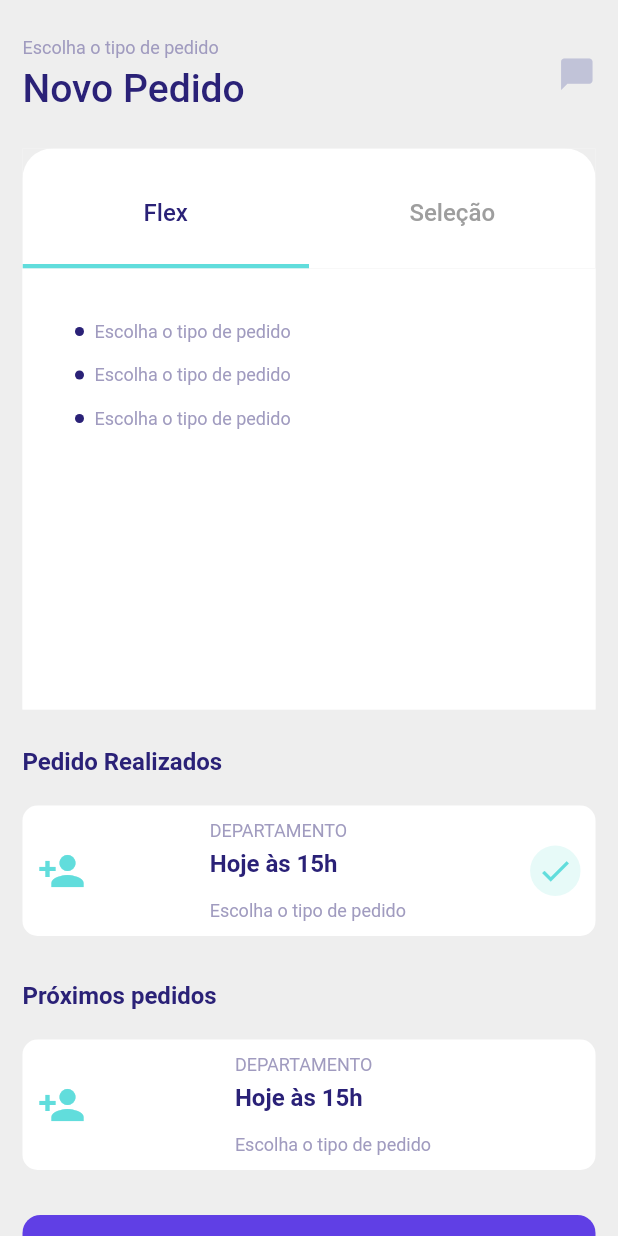
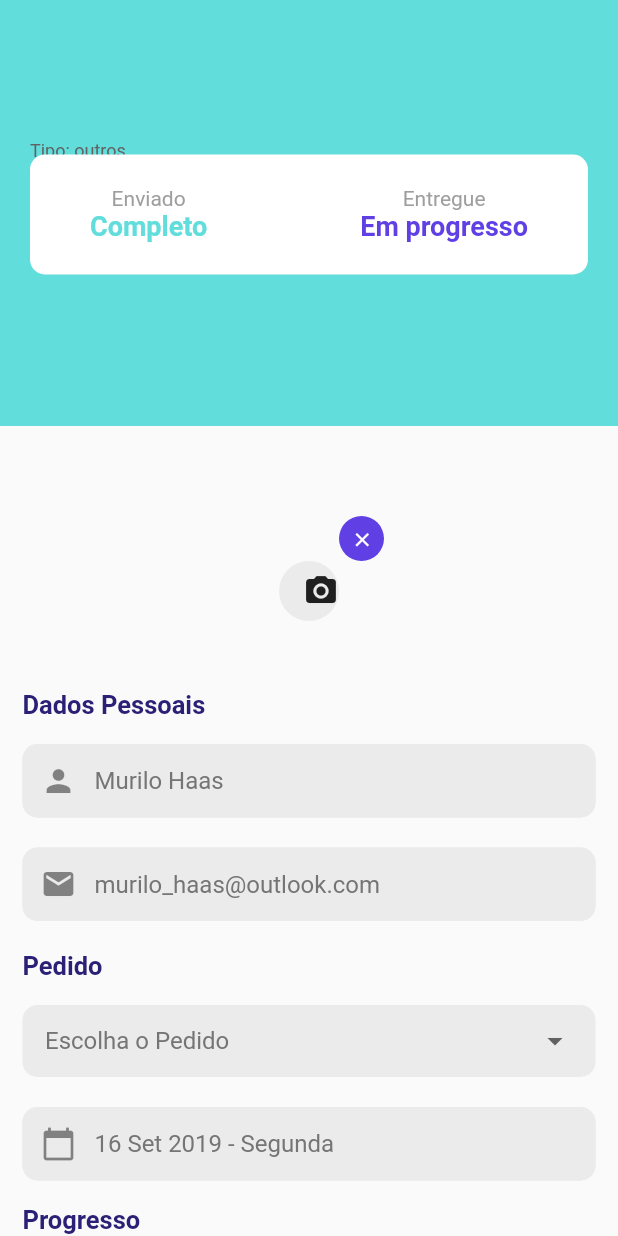
Before and after one commit to MuriloRS/swellit_test, a Flutter app: the screen it shows after launch, on a phone screen of 412 x 824 dp. Run offline on Flutter 3.47's test engine with Material 2 defaults, Android fonts, the phone set to English and light mode, and no system bars; our stand-ins replace image_picker, percent_indicator.

Commit message:
17/09/2019

```diff
--- a/lib/main.dart
+++ b/lib/main.dart
@@ -1,6 +1,7 @@
 import 'package:flutter/material.dart';
 import 'package:flutter_localizations/flutter_localizations.dart';
-import 'package:projeto_swellit/screens/new_order_screen.dart';
+
+import 'package:projeto_swellit/screens/order_solicitation.dart';
 
 void main() => runApp(MyApp());
 
@@ -17,10 +18,10 @@ class MyApp extends StatelessWidget {
           primaryColor: Color.fromRGBO(42, 33, 119, 1),
           accentColor: Color.fromRGBO(97, 221, 220, 1),
           hintColor: Color.fromRGBO(96, 63, 229, 1),
-          backgroundColor: Colors.grey[200]),
+          backgroundColor: Colors.grey[300]),
       supportedLocales: [const Locale('pt', 'BR')],
       debugShowCheckedModeBanner: false,
-      home: NewOrderScreen(),
+      home: OrderSolicitation(),
     );
   }
 }
--- a/lib/screens/new_order_screen.dart
+++ b/lib/screens/new_order_screen.dart
@@ -1,6 +1,7 @@
 import 'package:flutter/cupertino.dart';
 import 'package:flutter/material.dart';
 import 'package:projeto_swellit/widgets/order_card.dart';
+import 'package:projeto_swellit/widgets/primary_button.dart';
 import 'package:projeto_swellit/widgets/type_order.dart';
 
 class NewOrderScreen extends StatefulWidget {
@@ -175,36 +176,14 @@ class _OrderScreenState extends State<NewOrderScreen> {
                           height: 5,
                         ),
                         OrderCard(false),
-                        Container(
-                          padding: EdgeInsets.all(15),
-                          child: CupertinoButton(
-                            padding: EdgeInsets.only(
-                                left: 20, top: 15, right: 20, bottom: 15),
-                            color: Theme.of(context).hintColor,
-                            child: Row(
-                              mainAxisAlignment: MainAxisAlignment.spaceBetween,
-                              children: <Widget>[
-                                Text(
-                                  "Adicionar Pedido",
-                                ),
-                                Icon(
-                                  Icons.chevron_right,
-                                  size: 35,
-                                )
-                              ],
-                            ),
-                            onPressed: () {
-                              _selectDate();
-                            },
-                          ),
-                        ),
+                        PrimaryButton(_selectDate, 'Adicionar Pedido')
                       ],
                     )))));
   }
 
 
 
-  Future _selectDate() async {
+  void _selectDate() async {
 
     DateTime picked = await showDatePicker(
         context: context,
--- /dev/null
+++ b/lib/screens/order_solicitation.dart
@@ -0,0 +1,298 @@
+import 'dart:io';
+
+import 'package:flutter/material.dart';
+import 'package:image_picker/image_picker.dart';
+import 'package:percent_indicator/percent_indicator.dart';
+import 'package:projeto_swellit/widgets/primary_button.dart';
+
+class OrderSolicitation extends StatefulWidget {
+  @override
+  _OrderSolicitationState createState() => _OrderSolicitationState();
+}
+
+class _OrderSolicitationState extends State<OrderSolicitation> {
+  File _image;
+
+  @override
+  Widget build(BuildContext context) {
+    return SafeArea(
+        child: Scaffold(
+      body: SingleChildScrollView(
+          child: Stack(children: <Widget>[
+        Column(
+          children: <Widget>[
+            Container(
+              padding: EdgeInsets.only(left: 20, right: 20, bottom: 50),
+              color: Theme.of(context).accentColor,
+              height: MediaQuery.of(context).size.height - 540,
+              child: Row(
+                mainAxisAlignment: MainAxisAlignment.spaceBetween,
+                children: <Widget>[
+                  Column(
+                    crossAxisAlignment: CrossAxisAlignment.start,
+                    mainAxisAlignment: MainAxisAlignment.center,
+                    children: <Widget>[
+                      Text(
+                        "Tipo: outros",
+                        style: TextStyle(fontSize: 12, color: Colors.grey[700]),
+                      ),
+                      Text(
+                        "Pedido #23123",
+                        style: TextStyle(color: Colors.white, fontSize: 28),
+                      )
+                    ],
+                  ),
+                  IconButton(
+                    icon: Icon(
+                      Icons.close,
+                      color: Colors.white,
+                      size: 42,
+                    ),
+                    color: Colors.white,
+                    iconSize: 32,
+                    onPressed: () {
+                      Navigator.of(context).pop();
+                    },
+                  )
+                ],
+              ),
+            ),
+            Container(
+              padding:
+                  EdgeInsets.only(left: 15, right: 15, bottom: 15, top: 60),
+              child: Column(
+                crossAxisAlignment: CrossAxisAlignment.start,
+                children: <Widget>[
+                  Center(
+                      child: Container(
+                          alignment: Alignment.center,
+                          height: 100,
+                          width: 100,
+                          child: new Stack(
+                            alignment: Alignment.center,
+                            children: <Widget>[
+                              _getProfileImage(context),
+                              new Align(
+                                  alignment: Alignment.topRight,
+                                  child: new Container(
+                                    alignment: Alignment.center,
+                                    padding: EdgeInsets.all(0),
+                                    width: 30.0,
+                                    height: 30.0,
+                                    decoration: new BoxDecoration(
+                                      color: Theme.of(context).hintColor,
+                                      shape: BoxShape.circle,
+                                    ),
+                                    child: IconButton(
+                                      icon: Icon(
+                                        Icons.close,
+                                        color: Colors.white,
+                                        size: 15,
+                                      ),
+                                      onPressed: () {},
+                                      color: Theme.of(context).primaryColor,
+                                    ),
+                                  ))
+                            ],
+                          ))),
+                  SizedBox(height: 16),
+                  Text(
+                    "Dados Pessoais",
+                    textAlign: TextAlign.left,
+                    style: TextStyle(
+                        color: Theme.of(context).primaryColor,
+                        fontWeight: FontWeight.w600,
+                        fontSize: 17),
+                  ),
+                  SizedBox(
+                    height: 16,
+                  ),
+                  TextField(
+                    decoration:
+                        _getDecoration('Murilo Haas', Icon(Icons.person)),
+                  ),
+                  SizedBox(
+                    height: 20,
+                  ),
+                  TextField(
+                    decoration: _getDecoration(
+                        'murilo_haas@outlook.com', Icon(Icons.email)),
+                  ),
+                  SizedBox(
+                    height: 20,
+                  ),
+                  Text(
+                    "Pedido",
+                    textAlign: TextAlign.left,
+                    style: TextStyle(
+                        color: Theme.of(context).primaryColor,
+                        fontWeight: FontWeight.w600,
+                        fontSize: 17),
+                  ),
+                  SizedBox(
+                    height: 16,
+                  ),
+                  _getDropDownListOrder(),
+                  SizedBox(
+                    height: 20,
+                  ),
+                  TextField(
+                    decoration: _getDecoration(
+                        '16 Set 2019 - Segunda', Icon(Icons.calendar_today)),
+                  ),
+                  SizedBox(height: 16),
+                  Text(
+                    "Progresso",
+                    textAlign: TextAlign.left,
+                    style: TextStyle(
+                        color: Theme.of(context).primaryColor,
+                        fontWeight: FontWeight.w600,
+                        fontSize: 17),
+                  ),
+                  SizedBox(height: 16),
+                  Container(
+                      width: double.infinity,
+                      child: LinearPercentIndicator(
+                        backgroundColor: Color.fromRGBO(235, 235, 235, 1),
+                        lineHeight: 24,
+                        percent: 0.7,
+                        progressColor: Theme.of(context).primaryColor,
+                      )),
+                  SizedBox(
+                    height: 35,
+                  ),
+                  PrimaryButton(_finishOrder, 'Solicitar Pedido')
+                ],
+              ),
+            ),
+          ],
+        ),
+        Positioned(
+          left: 20,
+          top: MediaQuery.of(context).size.height / 8,
+          child: Container(
+              height: 80,
+              width: MediaQuery.of(context).size.width - 40,
+              padding: EdgeInsets.symmetric(horizontal: 40, vertical: 10),
+              decoration: new BoxDecoration(
+                borderRadius: BorderRadius.circular(10.0),
+                color: Colors.white,
+              ),
+              child: Row(
+                mainAxisAlignment: MainAxisAlignment.spaceBetween,
+                children: <Widget>[
+                  Column(
+                    mainAxisAlignment: MainAxisAlignment.center,
+                    children: <Widget>[
+                      Text(
+                        "Enviado",
+                        style: TextStyle(color: Colors.grey, fontSize: 14),
+                      ),
+                      Text("Completo",
+                          style: TextStyle(
+                              color: Theme.of(context).accentColor,
+                              fontSize: 18,
+                              fontWeight: FontWeight.w600))
+                    ],
+                  ),
+                  Column(
+                    mainAxisAlignment: MainAxisAlignment.center,
+                    children: <Widget>[
+                      Text(
+                        "Entregue",
+                        style: TextStyle(color: Colors.grey, fontSize: 14),
+                      ),
+                      Text("Em progresso",
+                          style: TextStyle(
+                              color: Theme.of(context).hintColor,
+                              fontSize: 18,
+                              fontWeight: FontWeight.w600))
+                    ],
+                  )
+                ],
+              )),
+        ),
+      ])),
+    ));
+  }
+
+  Widget _getProfileImage(context) {
+    if (_image != null) {
+      return Container(
+        alignment: Alignment.center,
+        height: 100,
+        width: 100,
+        child: Image.file(_image),
+      );
+    } else {
+      return CircleAvatar(
+        backgroundColor: Color.fromRGBO(235, 235, 235, 1),
+        child: FlatButton(
+          child: Icon(Icons.photo_camera),
+          color: Colors.transparent,
+          onPressed: () {
+            _newPhoto(context);
+          },
+        ),
+      );
+    }
+  }
+
+  void _newPhoto(context) async {
+    File image = await ImagePicker.pickImage(source: ImageSource.camera);
+
+    setState(() {
+      _image = image;
+    });
+  }
+
+  void _finishOrder() {}
+
+  Widget _getDropDownListOrder() {
+    return Container(
+        width: double.infinity,
+        padding: EdgeInsets.symmetric(horizontal: 15),
+        decoration: BoxDecoration(
+          color: Color.fromRGBO(235, 235, 235, 1),
+          borderRadius: BorderRadius.all(Radius.circular(10)),
+        ),
+        child: DropdownButton<String>(
+          hint: Text(
+            'Escolha o Pedido',
+            style: TextStyle(
+                color: Colors.grey[600], decoration: TextDecoration.none),
+            textAlign: TextAlign.center,
+          ),
+          underline: Text(''),
+          isExpanded: true,
+          items: <String>['A', 'B', 'C', 'D'].map((String value) {
+            return new DropdownMenuItem<String>(
+              value: value,
+              child: new Text(value),
+            );
+          }).toList(),
+          onChanged: (_) {},
+        ));
+  }
+
+  InputDecoration _getDecoration(String hintText, Icon icon) {
+    return InputDecoration(
+      prefixIcon: icon,
+      helperStyle: TextStyle(color: Colors.black),
+      filled: true,
+      fillColor: Color.fromRGBO(235, 235, 235, 1),
+      hintText: hintText,
+      hintStyle: TextStyle(color: Colors.grey[600]),
+      contentPadding: const EdgeInsets.symmetric(horizontal: 15, vertical: 15),
+      focusedBorder: OutlineInputBorder(
+        borderSide:
+            new BorderSide(color: const Color.fromRGBO(235, 235, 235, 1)),
+        borderRadius: BorderRadius.all(Radius.circular(10)),
+      ),
+      enabledBorder: OutlineInputBorder(
+          borderSide:
+              new BorderSide(color: const Color.fromRGBO(235, 235, 235, 1)),
+          borderRadius: BorderRadius.all(Radius.circular(10))),
+    );
+  }
+}
--- /dev/null
+++ b/lib/widgets/primary_button.dart
@@ -0,0 +1,34 @@
+import 'package:flutter/cupertino.dart';
+import 'package:flutter/material.dart';
+
+class PrimaryButton extends StatelessWidget {
+
+  final String text;
+  final VoidCallback _selectDate;
+
+  PrimaryButton(this._selectDate, this.text);
+
+  @override
+  Widget build(BuildContext context) {
+    return Container(
+      child: CupertinoButton(
+        borderRadius: new BorderRadius.circular(10.0),
+        padding: EdgeInsets.only(left: 20, top: 15, right: 20, bottom: 15),
+        color: Theme.of(context).hintColor,
+        child: Row(
+          mainAxisAlignment: MainAxisAlignment.spaceBetween,
+          children: <Widget>[
+            Text(
+              text,
+            ),
+            Icon(
+              Icons.chevron_right,
+              size: 35,
+            )
+          ],
+        ),
+        onPressed: _selectDate,
+      ),
+    );
+  }
+}
--- /dev/null
+++ b/lib/widgets/progress_indicator.dart
@@ -0,0 +1,42 @@
+import 'package:flutter/animation.dart';
+import 'package:flutter/material.dart';
+
+class ProgressIndicatorDemo extends StatefulWidget {
+  @override
+  _ProgressIndicatorDemoState createState() =>
+      new _ProgressIndicatorDemoState();
+}
+
+class _ProgressIndicatorDemoState extends State<ProgressIndicatorDemo>
+    with SingleTickerProviderStateMixin {
+  AnimationController controller;
+  Animation<double> animation;
+
+  @override
+  void initState() {
+    super.initState();
+    controller = AnimationController(
+        duration: const Duration(milliseconds: 2000), vsync: this);
+    animation = Tween(begin: 0.0, end: 1.0).animate(controller)
+      ..addListener(() {
+        setState(() {
+        });
+      });
+  }
+
+  @override
+  void dispose() {
+    controller.stop();
+    super.dispose();
+  }
+
+  @override
+  Widget build(BuildContext context) {
+    return new Center(
+        child: new Container(
+      child: LinearProgressIndicator(
+        value: animation.value,
+      ),
+    ));
+  }
+}
```
Also changed, not shown: pubspec.yaml (+4 -3 lines), images/avatar.jpg (added), pubspec.lock, 2 other files.
